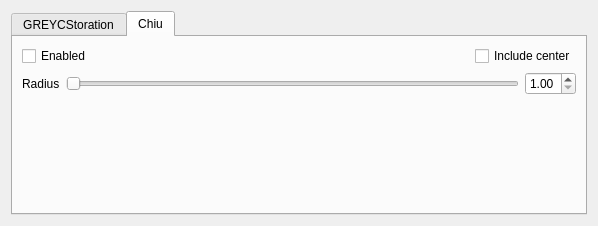
Old version of the form qtgui/noisereduction.ui in the repository sungsoo/luxrender-lux.
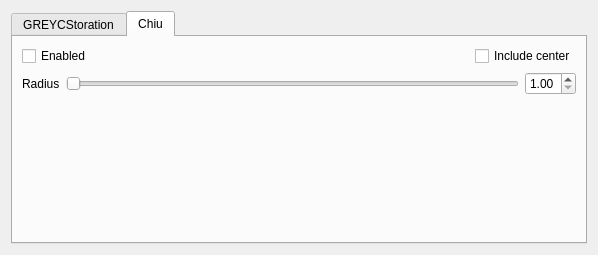
New version of the form. The open tabs and pages were chosen to show the change.

Diff of the .ui file:
```diff
--- a/qtgui/noisereduction.ui
+++ b/qtgui/noisereduction.ui
@@ -7,7 +7,7 @@
     <x>0</x>
     <y>0</y>
     <width>598</width>
-    <height>226</height>
+    <height>255</height>
    </rect>
   </property>
   <property name="windowTitle">
```
Left out of the diff: 34 changed lines with no effect on the pictures.
